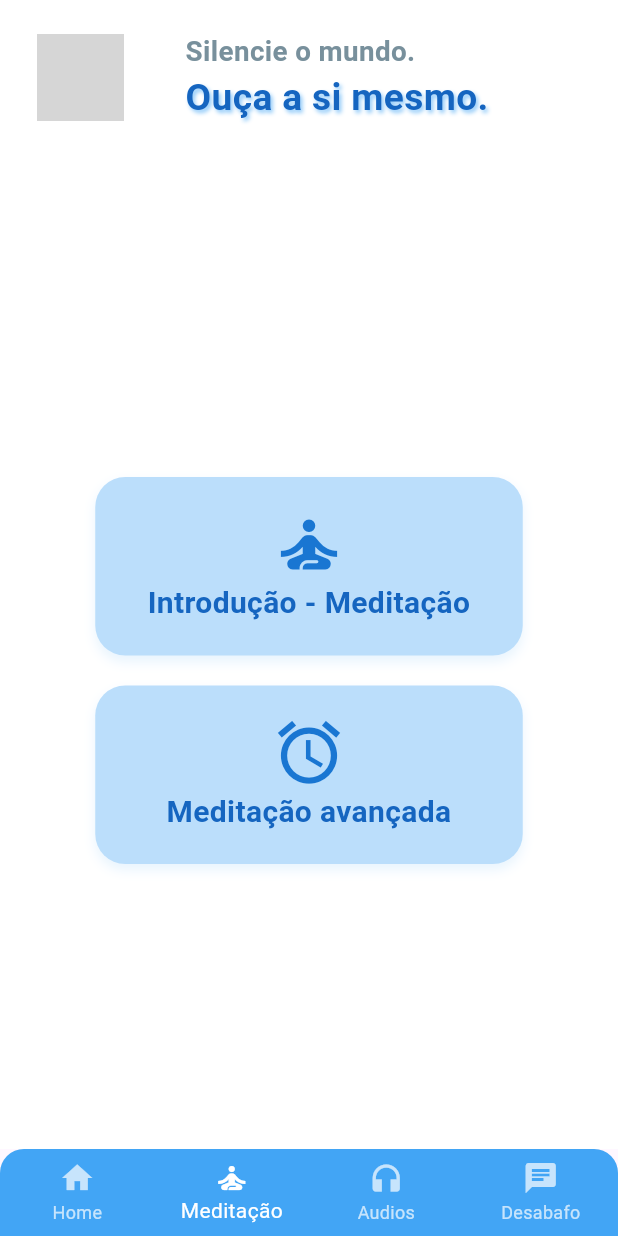
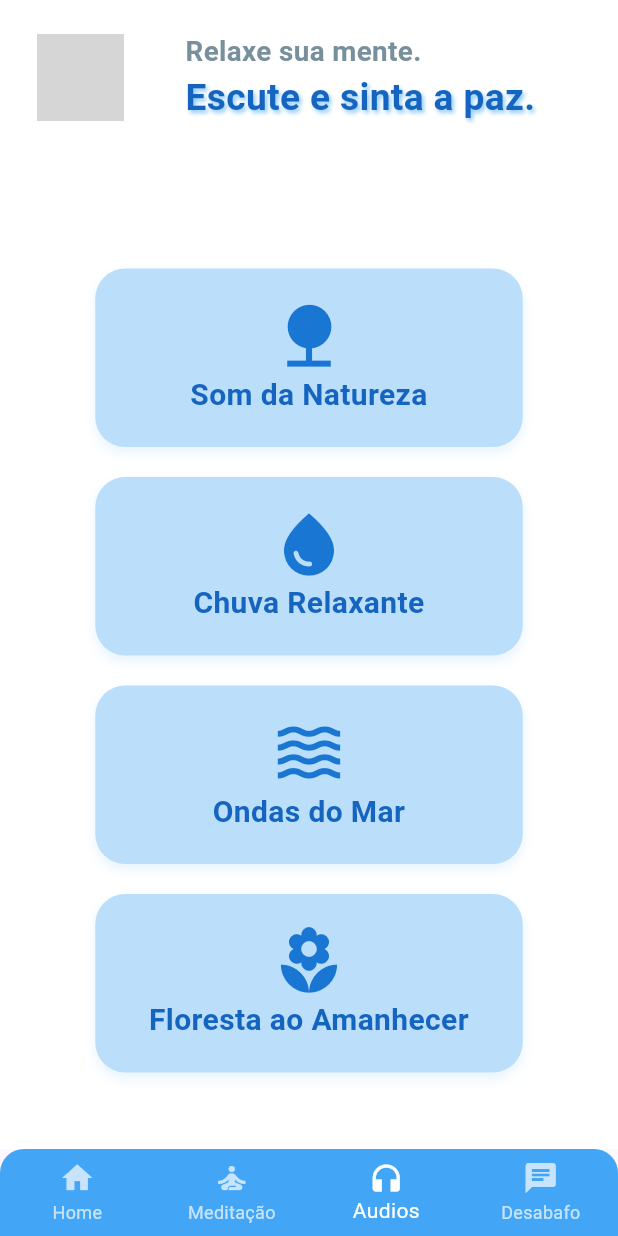
Before and after one commit to Kaique59/App-Medy-flutter, a Flutter app: the screen it shows after launch, item 3 of the bottom bar chosen, on a phone screen of 412 x 824 dp. Run offline on Flutter 3.47's test engine with Material 3 defaults, Android fonts, the phone set to English and light mode, and no system bars; grey boxes are pictures that could not be loaded.

Commit message:
Pagina audio e chat

```diff
--- /dev/null
+++ b/flutter_application_1/lib/pages/AudioPage.dart
@@ -0,0 +1,109 @@
+import 'package:flutter/material.dart';
+import 'package:flutter_application_1/widgets/custom_card.dart';
+
+class AudioPage extends StatelessWidget {
+  bool temaEscuro = false;
+  VoidCallback? onTrocarTema;
+
+  AudioPage({
+    super.key,
+    this.temaEscuro = false,
+    this.onTrocarTema,
+  });
+
+  List<dynamic> cardList = [
+    {"icon": Icons.nature, "text": "Som da Natureza"},
+    {"icon": Icons.water_drop, "text": "Chuva Relaxante"},
+    {"icon": Icons.waves, "text": "Ondas do Mar"},
+    {"icon": Icons.local_florist, "text": "Floresta ao Amanhecer"},
+  ];
+
+  @override
+  Widget build(BuildContext context) {
+    final largura = MediaQuery.of(context).size.width;
+    final altura = MediaQuery.of(context).size.height;
+
+    return Scaffold(
+      backgroundColor: temaEscuro ? Colors.black : Colors.white,
+      body: SafeArea(
+        child: Column(
+          crossAxisAlignment: CrossAxisAlignment.start,
+          children: [
+            _buildCabecalho(largura),
+            SizedBox(height: altura * 0.03),
+            _buildCards(largura, altura),
+          ],
+        ),
+      ),
+    );
+  }
+
+  /// Cabeçalho
+  Widget _buildCabecalho(double largura) {
+    return Padding(
+      padding: EdgeInsets.symmetric(
+        horizontal: largura * 0.06,
+        vertical: largura * 0.05,
+      ),
+      child: Row(
+        children: [
+          CircleAvatar(
+            radius: largura * 0.07,
+            backgroundColor: Colors.transparent,
+            backgroundImage: AssetImage(temaEscuro ? "" : ""),
+          ),
+          SizedBox(width: largura * 0.1),
+          Column(
+            crossAxisAlignment: CrossAxisAlignment.start,
+            children: [
+              Text(
+                "Relaxe sua mente.",
+                style: TextStyle(
+                  color: temaEscuro ? Colors.grey[300] : Colors.blueGrey[400],
+                  fontSize: largura * 0.045,
+                  fontWeight: FontWeight.bold,
+                ),
+              ),
+              Text(
+                "Escute e sinta a paz.",
+                style: TextStyle(
+                  color: temaEscuro ? Colors.white : Colors.blue[800],
+                  fontSize: largura * 0.06,
+                  fontWeight: FontWeight.bold,
+                  shadows: [
+                    Shadow(
+                      offset: const Offset(1.5, 1.5),
+                      blurRadius: 3,
+                      color: temaEscuro
+                          ? Colors.black54
+                          : Colors.blue[200]!,
+                    ),
+                  ],
+                ),
+              ),
+            ],
+          ),
+        ],
+      ),
+    );
+  }
+
+  /// Cards de conteúdo
+  Widget _buildCards(double largura, double altura) {
+    return Expanded(
+      child: Center(
+        child: Column(
+          mainAxisSize: MainAxisSize.min,
+          children: [
+            ...cardList.map((item) {
+              return Padding(
+                padding: const EdgeInsets.symmetric(vertical: 10),
+                child: CustomCard(icon: item["icon"], text: item["text"]),
+              );
+            })
+          ],
+        ),
+      ),
+    );
+  }
+}
--- a/flutter_application_1/lib/pages/hub_page_view.dart
+++ b/flutter_application_1/lib/pages/hub_page_view.dart
@@ -1,7 +1,9 @@
 import 'package:flutter/cupertino.dart';
 import 'package:flutter/material.dart';
+import 'package:flutter_application_1/ChatPage.dart';
 import 'package:flutter_application_1/pages/home_page.dart';
 import 'package:flutter_application_1/pagmeditar.dart';
+import 'package:flutter_application_1/pages/Audiopage.dart';
 
 class HubPageView extends StatefulWidget {
   const HubPageView({super.key});
@@ -11,41 +13,49 @@ class HubPageView extends StatefulWidget {
 }
 
 class _HubPageViewState extends State<HubPageView> {
+  final PageController _controller = PageController();
+  int paginaAtual = 0;
 
-  List<Widget> listPage =[
+  final List<Widget> listPage = [
     HomePage(),
     PagMeditar(),
-
+    AudioPage(),
+    ChatPage(),
   ];
-
-final PageController _controller = PageController();
-int paginaAtual = 0;
 
   void _mudarPagina(int index) {
     setState(() {
       paginaAtual = index;
     });
-    // _controller.jumpToPage(index); // troca imediata
-    _controller.animateToPage(index, duration: Duration(milliseconds: 300), curve: Curves.easeInOut); // troca animada
+    _controller.animateToPage(
+      index,
+      duration: const Duration(milliseconds: 300),
+      curve: Curves.easeInOut,
+    );
   }
 
   @override
   Widget build(BuildContext context) {
-    return SafeArea(child: Scaffold(body:PageView(physics:NeverScrollableScrollPhysics() , controller: _controller, onPageChanged: (index){
+    return SafeArea(
+      child: Scaffold(
+        body: PageView(
+          physics: const NeverScrollableScrollPhysics(),
+          controller: _controller,
+          onPageChanged: (index) {
             setState(() {
               paginaAtual = index;
             });
           },
-    children: listPage,),
+          children: listPage,
+        ),
         bottomNavigationBar: ClipRRect(
-        borderRadius: BorderRadius.only(
+          borderRadius: const BorderRadius.only(
             topLeft: Radius.circular(16),
             topRight: Radius.circular(16),
           ),
           child: BottomNavigationBar(
             type: BottomNavigationBarType.fixed,
-          backgroundColor:
-               Colors.blue[400],
+            backgroundColor: Colors.blue[400],
             selectedItemColor: Colors.white,
             unselectedItemColor: Colors.white70,
             currentIndex: paginaAtual,
@@ -60,9 +70,14 @@ void _mudarPagina(int index) {
                 icon: Icon(Icons.headphones),
                 label: "Audios",
               ),
-            BottomNavigationBarItem(icon: Icon(Icons.chat), label: "Desabafo"),
+              BottomNavigationBarItem(
+                icon: Icon(Icons.chat),
+                label: "Desabafo",
+              ),
             ],
           ),
-      ),));
+        ),
+      ),
+    );
   }
 }
```
Also changed, not shown: flutter_application_1/lib/ChatPage.dart (added, +167 -0 lines). Lines whose indentation alone changed are shown as unchanged.
